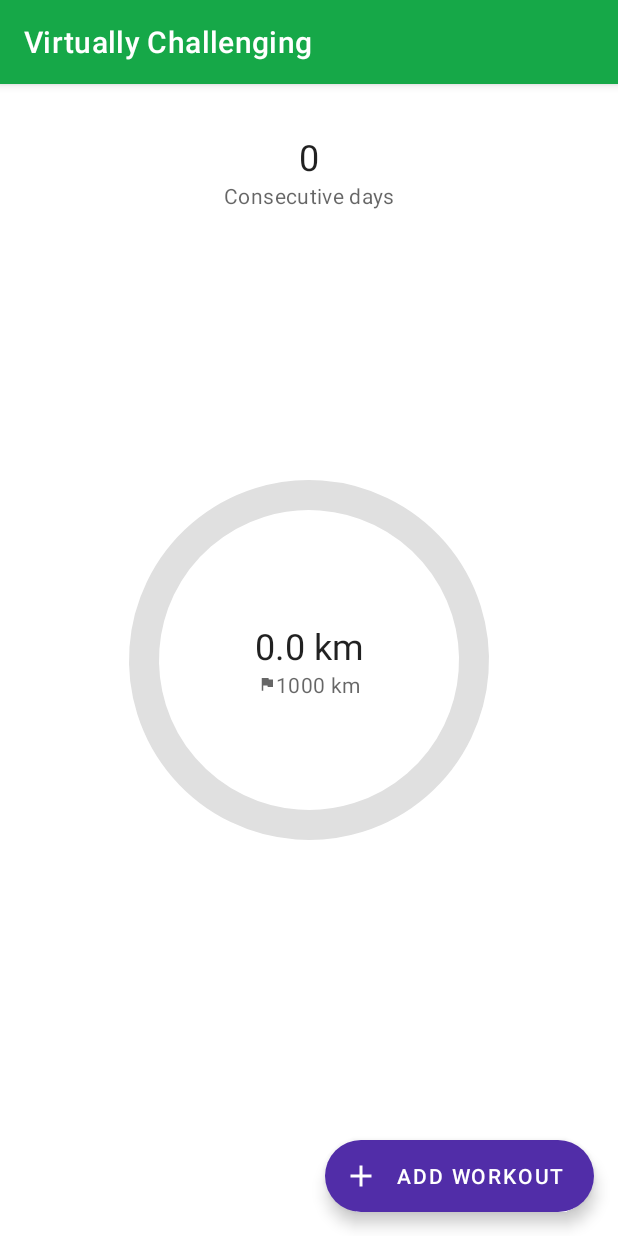
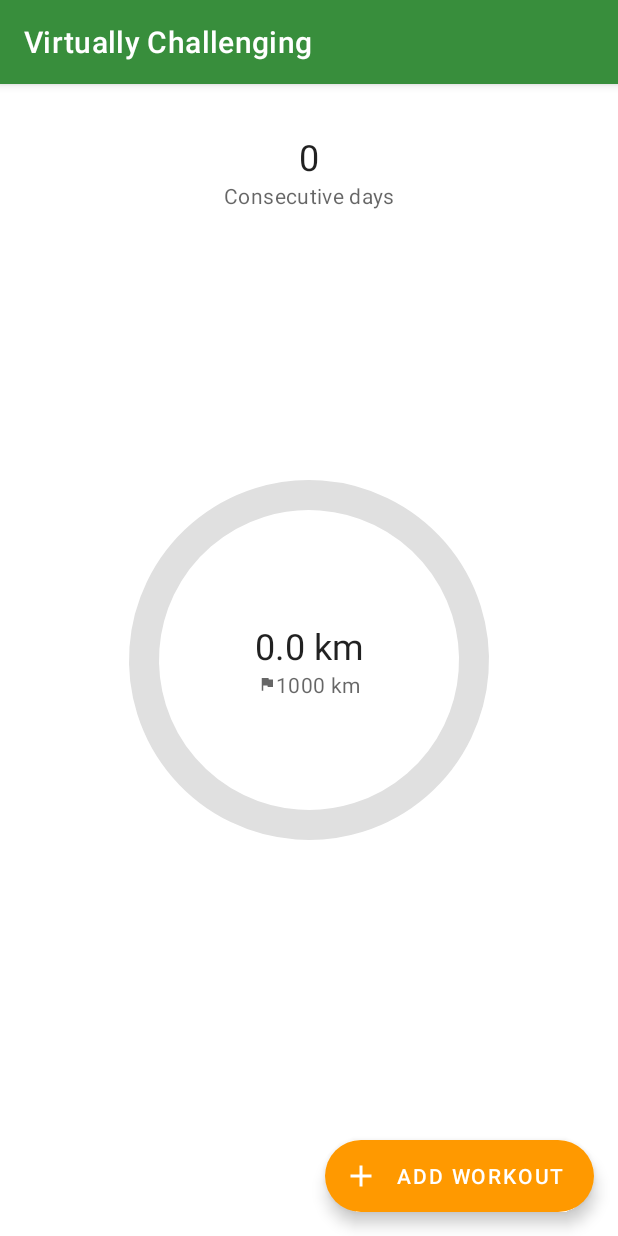
Before and after one commit to sebokopter/virtually-challenging, an Android app: the screen it shows after launch (DashboardActivity), on a phone screen of 412 x 824 dp. Run offline under Robolectric (Android 15) with nearby library versions, the phone set to English and light mode, and no system bars; our stand-ins replace Room's generated code.

Commit message:
feat(ui): Update Primary and Secondary Colors

```diff
--- a/app/src/main/res/values-night/themes.xml
+++ b/app/src/main/res/values-night/themes.xml
@@ -1,11 +1,11 @@
 <resources>
 
     <style name="Theme.VirtuallyChallenging" parent="Theme.MaterialComponents.DayNight.NoActionBar">
-        <item name="colorPrimary">@color/primary_200</item>
-        <item name="colorPrimaryVariant">@color/primary_300</item>
+        <item name="colorPrimary">@color/primary_300</item>
+        <item name="colorPrimaryVariant">@color/primary_200</item>
         <item name="colorOnPrimary">@color/black</item>
-        <item name="colorSecondary">@color/secondary_200</item>
-        <item name="colorSecondaryVariant">@color/secondary_300</item>
+        <item name="colorSecondary">@color/secondary_300</item>
+        <item name="colorSecondaryVariant">@color/secondary_200</item>
         <item name="colorOnSecondary">@color/black</item>
     </style>
 
--- a/app/src/main/res/values/color_system.xml
+++ b/app/src/main/res/values/color_system.xml
@@ -1,26 +1,26 @@
 <?xml version="1.0" encoding="utf-8"?>
 <resources>
-    <color name="primary_900">#00661c</color>
-    <color name="primary_800">#008531</color>
-    <color name="primary_700">#00963C</color>
-    <color name="primary_600">#16a848</color>
-    <color name="primary_500">#22b851</color>
-    <color name="primary_400">#4ec36c</color>
-    <color name="primary_300">#72ce86</color>
-    <color name="primary_200">#9cdba9</color>
-    <color name="primary_100">#c3e9cb</color>
-    <color name="primary_50">#e6f6ea</color>
+    <color name="primary_900">#1b5e20</color>
+    <color name="primary_800">#2e7d32</color>
+    <color name="primary_700">#388e3c</color>
+    <color name="primary_600">#43a047</color>
+    <color name="primary_500">#4caf50</color>
+    <color name="primary_400">#66bb6a</color>
+    <color name="primary_300">#81c784</color>
+    <color name="primary_200">#a5d6a7</color>
+    <color name="primary_100">#c8e6c9</color>
+    <color name="primary_50">#e8f5e9</color>
 
-    <color name="secondary_900">#311b92</color>
-    <color name="secondary_800">#4527a0</color>
-    <color name="secondary_700">#512da8</color>
-    <color name="secondary_600">#512da8</color>
-    <color name="secondary_500">#673ab7</color>
-    <color name="secondary_400">#7e57c2</color>
-    <color name="secondary_300">#9575cd</color>
-    <color name="secondary_200">#b39ddb</color>
-    <color name="secondary_100">#d1c4e9</color>
-    <color name="secondary_50">#ede7f6</color>
+    <color name="secondary_900">#e65200</color>
+    <color name="secondary_800">#ef6d00</color>
+    <color name="secondary_700">#f57d00</color>
+    <color name="secondary_600">#fb8d00</color>
+    <color name="secondary_500">#ff9900</color>
+    <color name="secondary_400">#ffa826</color>
+    <color name="secondary_300">#ffb84d</color>
+    <color name="secondary_200">#ffcd80</color>
+    <color name="secondary_100">#ffe0b2</color>
+    <color name="secondary_50">#fff3e0</color>
 
     <color name="grey_900">#212121</color>
     <color name="grey_800">#424242</color>
--- a/app/src/main/res/values/themes.xml
+++ b/app/src/main/res/values/themes.xml
@@ -1,11 +1,11 @@
 <resources xmlns:tools="http://schemas.android.com/tools">
 
     <style name="Theme.VirtuallyChallenging" parent="Theme.MaterialComponents.DayNight.NoActionBar">
-        <item name="colorPrimary">@color/primary_600</item>
-        <item name="colorPrimaryVariant">@color/primary_500</item>
+        <item name="colorPrimary">@color/primary_700</item>
+        <item name="colorPrimaryVariant">@color/primary_800</item>
         <item name="colorOnPrimary">@color/white</item>
-        <item name="colorSecondary">@color/secondary_600</item>
-        <item name="colorSecondaryVariant">@color/secondary_500</item>
+        <item name="colorSecondary">@color/secondary_500</item>
+        <item name="colorSecondaryVariant">@color/secondary_700</item>
         <item name="colorOnSecondary">@color/white</item>
         <item name="android:statusBarColor" tools:targetApi="l">?attr/colorPrimaryVariant</item>
         <item name="toolbarStyle">@style/Theme.Widget.Toolbar</item>
```
